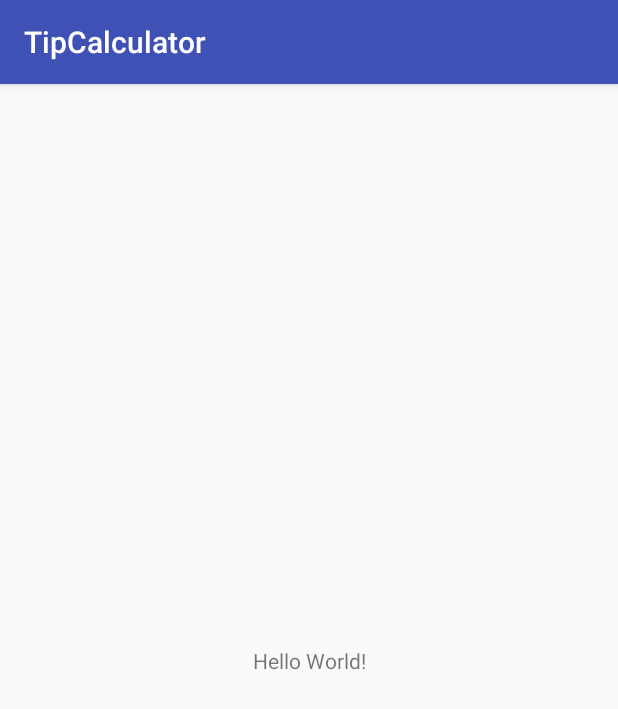
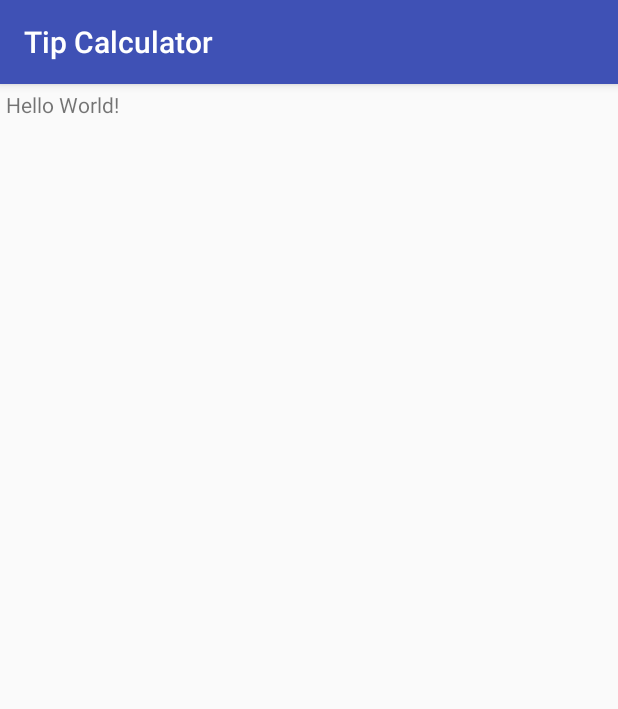
Before and after one commit to OlegVerechshagin/TipCalculator, an Android app: the screen it shows after launch (MainActivity), on a phone screen of 412 x 824 dp. Shown: the top 709 px of the screen. Run offline under Robolectric (Android 15) with nearby library versions, the phone set to English and light mode, and no system bars.

Commit message:
Rename android:label. Add attributs: columnCount, useDefaultMargins.

```diff
--- a/app/src/main/res/layout/activity_main.xml
+++ b/app/src/main/res/layout/activity_main.xml
@@ -1,9 +1,11 @@
 <?xml version="1.0" encoding="utf-8"?>
-<android.support.constraint.ConstraintLayout xmlns:android="http://schemas.android.com/apk/res/android"
+<GridLayout xmlns:android="http://schemas.android.com/apk/res/android"
     xmlns:app="http://schemas.android.com/apk/res-auto"
     xmlns:tools="http://schemas.android.com/tools"
     android:layout_width="match_parent"
     android:layout_height="match_parent"
+    android:columnCount="2"
+    android:useDefaultMargins="true"
     tools:context="com.gmail.olegverechshagin.tipcalculator.MainActivity">
 
     <TextView
@@ -15,4 +17,4 @@
         app:layout_constraintRight_toRightOf="parent"
         app:layout_constraintTop_toTopOf="parent" />
 
-</android.support.constraint.ConstraintLayout>
+</GridLayout>
--- a/app/src/main/res/values/strings.xml
+++ b/app/src/main/res/values/strings.xml
@@ -1,3 +1,3 @@
 <resources>
-    <string name="app_name">TipCalculator</string>
+    <string name="app_name">Tip Calculator</string>
 </resources>
```
